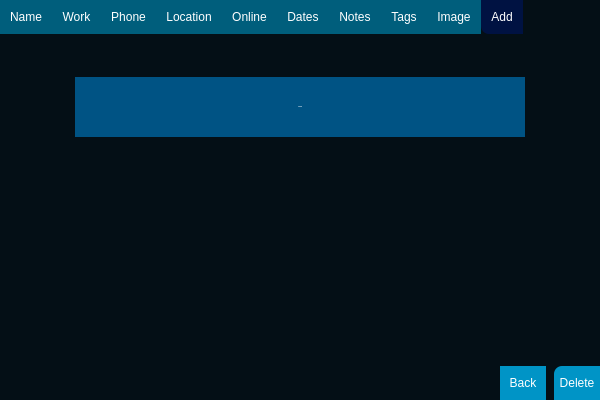
This is desktop app/contacts/ui/entry.ui in jparker2006/Contacts as Qt 5 draws it before an edit. The edited form follows.
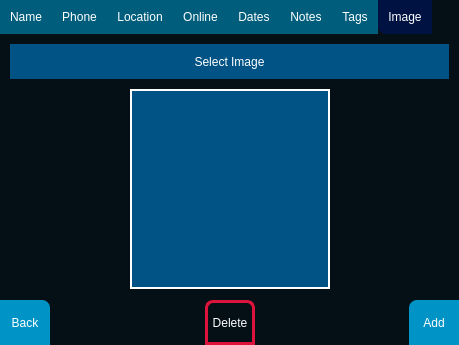
This is the edited form. The open tabs and pages were chosen to show the change.

Commit message: contacts 1.0 finished

Patch:
```diff
--- a/desktop app/contacts/ui/entry.ui
+++ b/desktop app/contacts/ui/entry.ui
@@ -6,20 +6,20 @@
    <rect>
     <x>0</x>
     <y>0</y>
-    <width>600</width>
-    <height>400</height>
+    <width>459</width>
+    <height>345</height>
    </rect>
   </property>
   <property name="minimumSize">
    <size>
-    <width>600</width>
-    <height>400</height>
+    <width>459</width>
+    <height>345</height>
    </size>
   </property>
   <property name="maximumSize">
    <size>
-    <width>600</width>
-    <height>400</height>
+    <width>459</width>
+    <height>345</height>
    </size>
   </property>
   <property name="windowTitle">
@@ -35,8 +35,8 @@
      <rect>
       <x>0</x>
       <y>0</y>
-      <width>601</width>
-      <height>400</height>
+      <width>459</width>
+      <height>300</height>
      </rect>
     </property>
     <property name="font">
@@ -188,14 +188,6 @@
        <string>Last</string>
       </property>
      </widget>
-    </widget>
-    <widget class="QWidget" name="Work">
-     <property name="cursor">
-      <cursorShape>ArrowCursor</cursorShape>
-     </property>
-     <attribute name="title">
-      <string>Work</string>
-     </attribute>
      <widget class="QLineEdit" name="company">
       <property name="geometry">
        <rect>
@@ -710,10 +702,10 @@
      <widget class="QLabel" name="imageDisplay">
       <property name="geometry">
        <rect>
-        <x>250</x>
-        <y>10</y>
-        <width>300</width>
-        <height>300</height>
+        <x>130</x>
+        <y>55</y>
+        <width>200</width>
+        <height>200</height>
        </rect>
       </property>
       <property name="styleSheet">
@@ -730,10 +722,10 @@
      <widget class="QPushButton" name="imageBtn">
       <property name="geometry">
        <rect>
-        <x>19</x>
-        <y>111</y>
-        <width>211</width>
-        <height>91</height>
+        <x>10</x>
+        <y>10</y>
+        <width>439</width>
+        <height>35</height>
        </rect>
       </property>
       <property name="styleSheet">
@@ -751,52 +743,7 @@
 }</string>
       </property>
       <property name="text">
-       <string>Select</string>
-      </property>
-     </widget>
-    </widget>
-    <widget class="QWidget" name="Add">
-     <property name="cursor">
-      <cursorShape>ArrowCursor</cursorShape>
-     </property>
-     <attribute name="title">
-      <string>Add</string>
-     </attribute>
-     <widget class="QPushButton" name="add">
-      <property name="geometry">
-       <rect>
-        <x>75</x>
-        <y>43</y>
-        <width>450</width>
-        <height>60</height>
-       </rect>
-      </property>
-      <property name="font">
-       <font>
-        <pointsize>-1</pointsize>
-        <italic>false</italic>
-        <bold>true</bold>
-       </font>
-      </property>
-      <property name="cursor">
-       <cursorShape>PointingHandCursor</cursorShape>
-      </property>
-      <property name="styleSheet">
-       <string notr="true">QPushButton {
-	background: #005384;
-	border: 3px solid #005384;
-	border-radius: 0px;
-	font: 600 45px &quot;Open Sans SemiBold&quot;;
-	color: white;
-}
-
-QPushButton:hover{
-    background: #5F8169;
-	border: 3px solid #1B2C2B;
-}</string>
-      </property>
-      <property name="text">
-       <string>Confirm</string>
+       <string>Select Image</string>
       </property>
      </widget>
     </widget>
@@ -804,10 +751,10 @@
    <widget class="QPushButton" name="back">
     <property name="geometry">
      <rect>
-      <x>500</x>
-      <y>366</y>
-      <width>46</width>
-      <height>34</height>
+      <x>0</x>
+      <y>300</y>
+      <width>50</width>
+      <height>45</height>
      </rect>
     </property>
     <property name="font">
@@ -819,7 +766,8 @@
     <property name="styleSheet">
      <string notr="true">background-color: #0094C6;
 border: none;
-color: white;</string>
+color: white;
+border-top-right-radius: 8px;</string>
     </property>
     <property name="text">
      <string>Back</string>
@@ -828,10 +776,10 @@
    <widget class="QPushButton" name="del">
     <property name="geometry">
      <rect>
-      <x>554</x>
-      <y>366</y>
-      <width>46</width>
-      <height>34</height>
+      <x>205</x>
+      <y>300</y>
+      <width>50</width>
+      <height>45</height>
      </rect>
     </property>
     <property name="font">
@@ -841,16 +789,41 @@
      <cursorShape>PointingHandCursor</cursorShape>
     </property>
     <property name="styleSheet">
-     <string notr="true">background-color: #0094C6;
-border: none;
+     <string notr="true">background-color: #040F16;
+border: 3px solid crimson;
 color: white;
-border-top-left-radius: 8px;
-</string>
+border-top-right-radius: 8px;
+border-top-left-radius: 8px;</string>
     </property>
     <property name="text">
      <string>Delete</string>
     </property>
    </widget>
+   <widget class="QPushButton" name="add">
+    <property name="geometry">
+     <rect>
+      <x>409</x>
+      <y>300</y>
+      <width>50</width>
+      <height>45</height>
+     </rect>
+    </property>
+    <property name="font">
+     <font/>
+    </property>
+    <property name="cursor">
+     <cursorShape>PointingHandCursor</cursorShape>
+    </property>
+    <property name="styleSheet">
+     <string notr="true">background-color: #0094C6;
+border: none;
+color: white;
+border-top-left-radius: 8px;</string>
+    </property>
+    <property name="text">
+     <string>Add</string>
+    </property>
+   </widget>
    <zorder>tabWidget</zorder>
    <zorder>del</zorder>
    <zorder>back</zorder>
```
Left out of the diff: 113 changed lines with no effect on the pictures. The commit also changes 1 other file.
